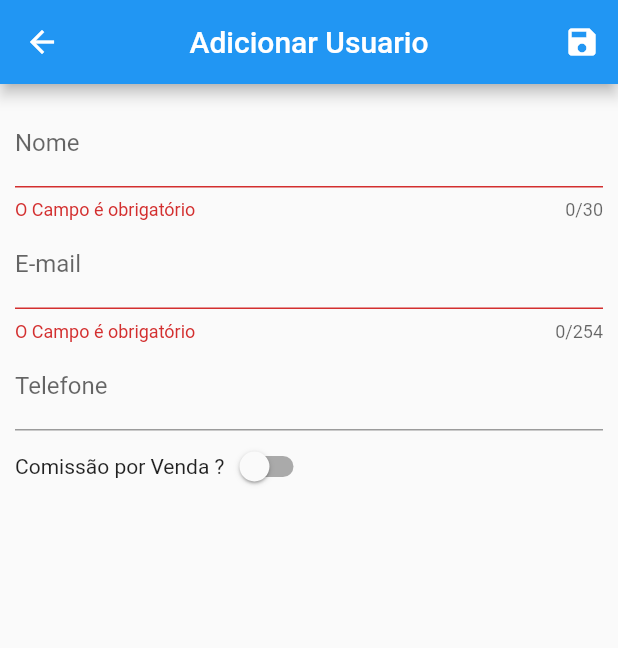
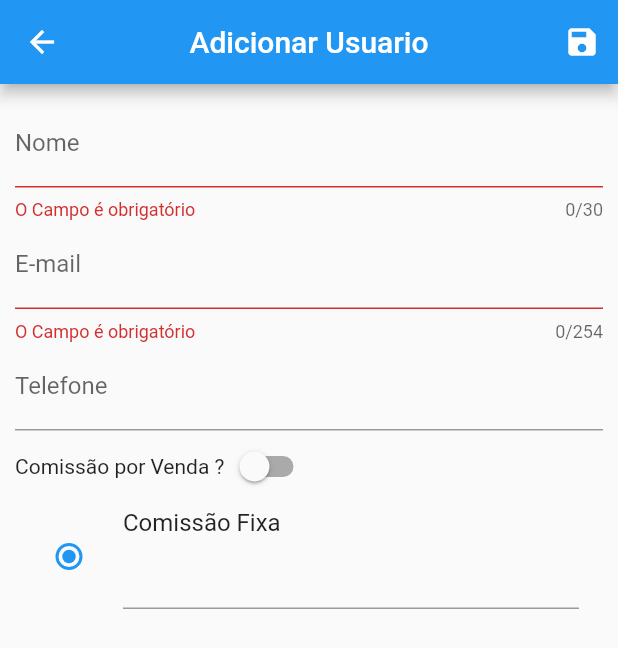
Before and after one commit to Willjp04/Tela-cadastro-Flutter, a Flutter app: the screen it shows after launch, after a tap on the "save" icon, on a phone screen of 412 x 824 dp. Shown: the top 648 px of the screen. Run offline on Flutter 3.47's test engine with Material 2 defaults, Android fonts, the phone set to English and light mode, and no system bars.

Commit message:
Criando campo para comissão

```diff
--- a/tela_flutter/lib/views/user_form.dart
+++ b/tela_flutter/lib/views/user_form.dart
@@ -4,6 +4,7 @@ import 'package:flutter/material.dart';
 class UserForm extends StatelessWidget {
   final _formkey = GlobalKey<FormState>();
   bool _switchControl = false;
+  final comissaovenda = false;
 
   void toggleSwitch(bool value) {
     if (_switchControl = true) {
@@ -47,8 +48,7 @@ class UserForm extends StatelessWidget {
                 decoration: InputDecoration(labelText: "Nome"),
                 validator: (value) {
                   if (value.isEmpty) return "O Campo é obrigatório";
-                  if (value.length < 5)
-                    return "O Campo precisa ter 5 ou mais caracteres";
+
                   if (value.length > 30)
                     return "O Campo não pode ultrapassar o limite de caracteres";
                   else
@@ -60,8 +60,7 @@ class UserForm extends StatelessWidget {
                 decoration: InputDecoration(labelText: 'E-mail'),
                 validator: (value) {
                   if (value.isEmpty) return "O Campo é obrigatório";
-                  if (value.length < 5)
-                    return "O Campo precisa ter 5 ou mais caracteres";
+
                   if (value.length > 254)
                     return "O Campo não pode ultrapassar o limite de caracteres";
                   else
@@ -81,6 +80,13 @@ class UserForm extends StatelessWidget {
                   ),
                 ],
               ),
+              RadioListTile(
+                value: 1,
+                groupValue: 1,
+                title: Text('Comissão Fixa'),
+                subtitle: TextFormField(),
+                onChanged: (comissaovenda) {},
+              ),
             ],
           ),
         ),
```
